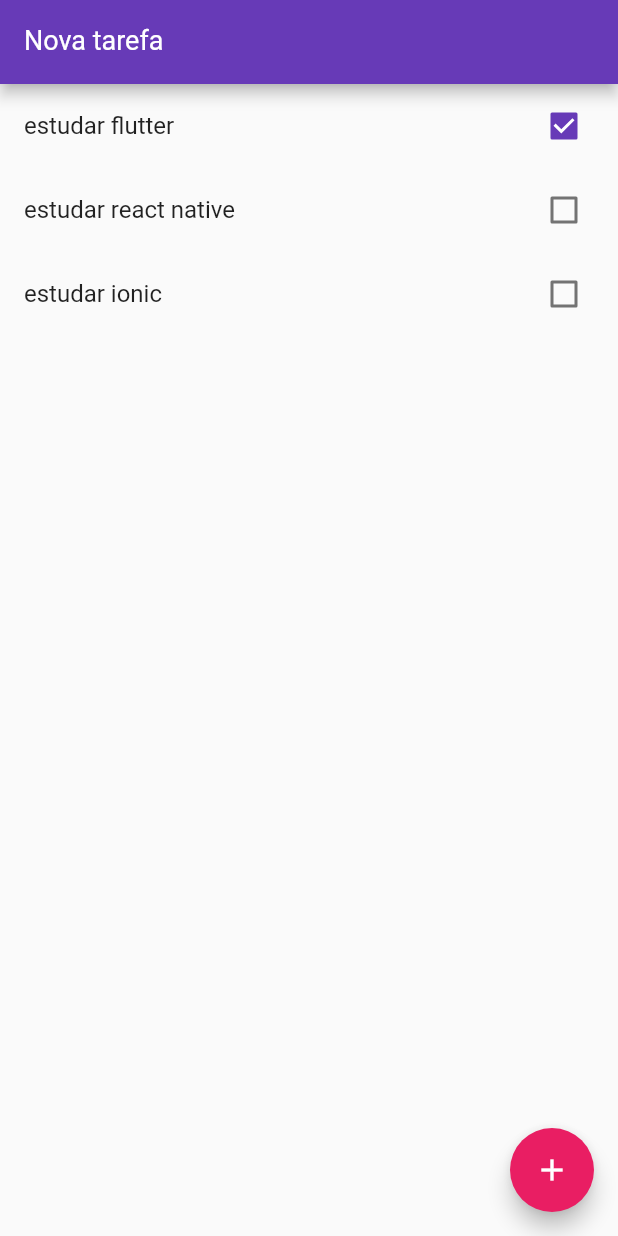
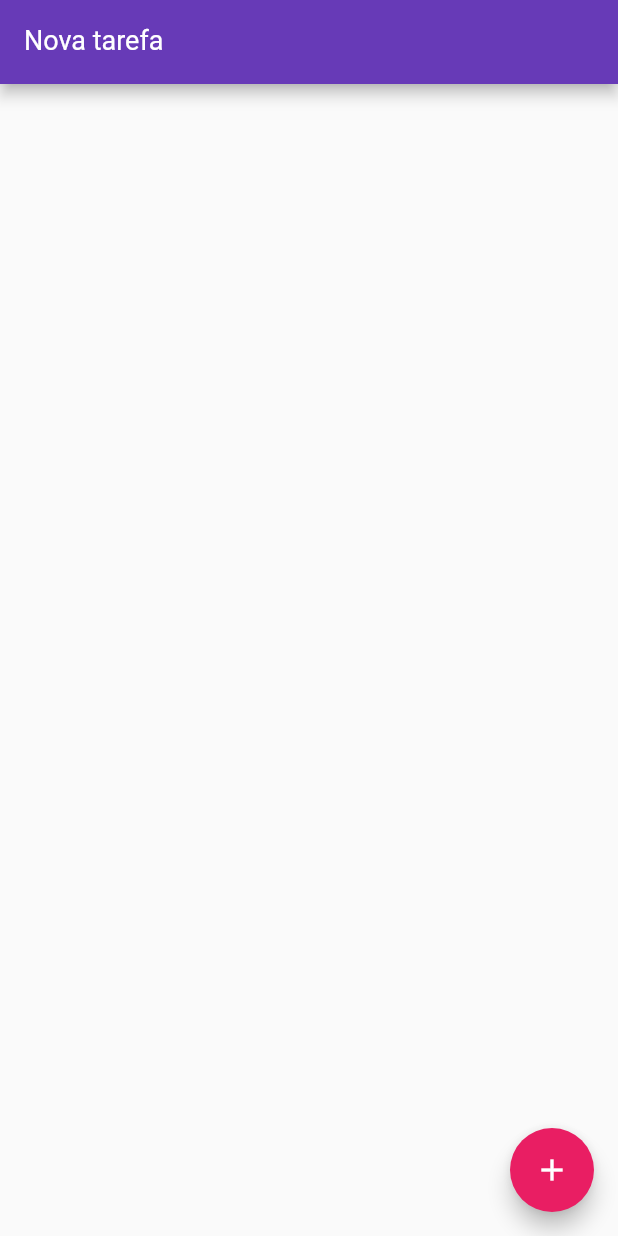
Before and after one commit to douglasdamasceno/todo-flutter, a Flutter app: the screen it shows after launch, on a phone screen of 412 x 824 dp. Run offline on Flutter 3.47's test engine with Material 2 defaults, Android fonts, the phone set to English and light mode, and no system bars.

Commit message:
ajuste na criação do id

```diff
--- a/lib/main.dart
+++ b/lib/main.dart
@@ -1,5 +1,6 @@
 import 'package:flutter/cupertino.dart';
 import 'package:flutter/material.dart';
+import 'package:uuid/uuid.dart';
 
 import 'models/item.dart';
 
@@ -23,9 +24,6 @@ class HomePage extends StatefulWidget {
 
   HomePage() {
     items = [];
-    items.add(Item(id: "1", title: "estudar flutter", done: true));
-    items.add(Item(id: "2", title: "estudar react native", done: false));
-    items.add(Item(id: "3", title: "estudar ionic", done: false));
   }
 
   @override
@@ -34,17 +32,16 @@ class HomePage extends StatefulWidget {
 
 class _HomePageState extends State<HomePage> {
   var newTaskCtrl = TextEditingController();
-  var IdCtrl = 0;
+  var uuid = Uuid();
 
   void add() {
+    if (newTaskCtrl.text.isEmpty) return;
     setState(() {
       widget.items.add(Item(
-        id: IdCtrl.toString(),
+        id: uuid.v1(),
         title: newTaskCtrl.text,
         done: false,
       ));
-      IdCtrl++;
-      print(IdCtrl);
       newTaskCtrl.text = "";
     });
   }
--- a/pubspec.yaml
+++ b/pubspec.yaml
@@ -17,6 +17,7 @@ environment:
   sdk: ">=2.1.0 <3.0.0"
 
 dependencies:
+  uuid: 2.0.4
   flutter:
     sdk: flutter
 
```
Also changed, not shown: pubspec.lock.
